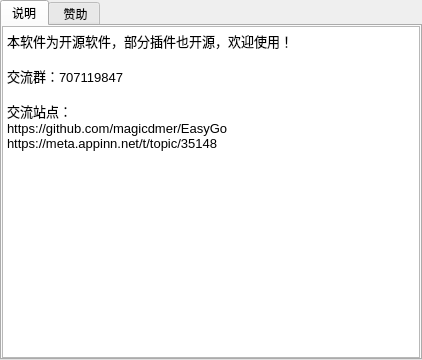
Before: the Qt Designer form AboutDialog.ui in magicdmer/EasyGo, drawn with Qt 5.
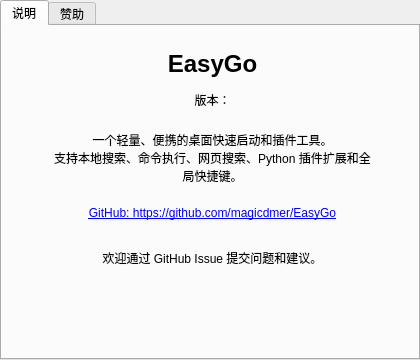
After: the same form once the commit is applied. Icons and pictures are not drawn.

Commit message: feat: 添加对linux系统的支持

```diff
--- a/AboutDialog.ui
+++ b/AboutDialog.ui
@@ -6,31 +6,40 @@
    <rect>
     <x>0</x>
     <y>0</y>
-    <width>422</width>
+    <width>420</width>
     <height>360</height>
    </rect>
   </property>
+  <property name="sizePolicy">
+   <sizepolicy hsizetype="Fixed" vsizetype="Fixed">
+    <horstretch>0</horstretch>
+    <verstretch>0</verstretch>
+   </sizepolicy>
+  </property>
+  <property name="minimumSize">
+   <size>
+    <width>420</width>
+    <height>360</height>
+   </size>
+  </property>
+  <property name="maximumSize">
+   <size>
+    <width>420</width>
+    <height>360</height>
+   </size>
+  </property>
   <property name="windowTitle">
    <string>关于 - 1.9.8</string>
   </property>
-  <layout class="QVBoxLayout" name="verticalLayout">
-   <property name="spacing">
-    <number>0</number>
-   </property>
-   <property name="leftMargin">
-    <number>0</number>
-   </property>
-   <property name="topMargin">
-    <number>0</number>
-   </property>
-   <property name="rightMargin">
-    <number>0</number>
-   </property>
-   <property name="bottomMargin">
-    <number>0</number>
-   </property>
-   <item>
     <widget class="QTabWidget" name="tabWidget">
+   <property name="geometry">
+    <rect>
+     <x>0</x>
+     <y>0</y>
+     <width>420</width>
+     <height>360</height>
+    </rect>
+   </property>
      <property name="currentIndex">
       <number>0</number>
      </property>
@@ -38,119 +47,149 @@
       <attribute name="title">
        <string>说明</string>
       </attribute>
-      <layout class="QVBoxLayout" name="verticalLayout_2">
-       <property name="spacing">
-        <number>0</number>
-       </property>
-       <property name="leftMargin">
-        <number>0</number>
-       </property>
-       <property name="topMargin">
-        <number>0</number>
-       </property>
-       <property name="rightMargin">
-        <number>0</number>
-       </property>
-       <property name="bottomMargin">
-        <number>0</number>
-       </property>
-       <item>
-        <widget class="QPlainTextEdit" name="plainTextEdit">
-         <property name="font">
-          <font>
-           <pointsize>10</pointsize>
-          </font>
-         </property>
-         <property name="readOnly">
-          <bool>true</bool>
-         </property>
-         <property name="plainText">
-          <string>本软件为开源软件，部分插件也开源，欢迎使用！
-
-交流群：707119847
-
-交流站点：
-https://github.com/magicdmer/EasyGo
-https://meta.appinn.net/t/topic/35148
-</string>
-         </property>
-        </widget>
-       </item>
-      </layout>
-     </widget>
-     <widget class="QWidget" name="tab_2">
-      <attribute name="title">
-       <string> 赞助</string>
-      </attribute>
-      <widget class="QLabel" name="label_2">
+    <widget class="QLabel" name="labelTitle">
        <property name="geometry">
         <rect>
-         <x>10</x>
-         <y>50</y>
-         <width>190</width>
-         <height>190</height>
-        </rect>
-       </property>
-       <property name="text">
-        <string/>
-       </property>
-       <property name="pixmap">
-        <pixmap resource="EasyGo.qrc">:/Images/weixin.png</pixmap>
-       </property>
-       <property name="scaledContents">
-        <bool>true</bool>
-       </property>
-      </widget>
-      <widget class="QLabel" name="label">
-       <property name="geometry">
-        <rect>
-         <x>50</x>
-         <y>-40</y>
-         <width>301</width>
-         <height>31</height>
-        </rect>
-       </property>
+       <x>40</x>
+       <y>20</y>
+       <width>341</width>
+       <height>36</height>
+      </rect>
+     </property>
        <property name="font">
         <font>
-         <pointsize>14</pointsize>
+       <pointsize>18</pointsize>
          <bold>true</bold>
         </font>
        </property>
        <property name="text">
-        <string>版本：1.9.2</string>
+      <string>EasyGo</string>
        </property>
        <property name="alignment">
         <set>Qt::AlignCenter</set>
        </property>
       </widget>
-      <widget class="QLabel" name="label_5">
+    <widget class="QLabel" name="labelVersion">
        <property name="geometry">
         <rect>
-         <x>280</x>
-         <y>250</y>
-         <width>71</width>
-         <height>21</height>
-        </rect>
-       </property>
-       <property name="font">
-        <font>
-         <pointsize>14</pointsize>
-        </font>
-       </property>
+       <x>40</x>
+       <y>60</y>
+       <width>341</width>
+       <height>28</height>
+      </rect>
+     </property>
+     <property name="text">
+      <string>版本：</string>
+     </property>
+     <property name="alignment">
+      <set>Qt::AlignCenter</set>
+     </property>
+    </widget>
+    <widget class="QLabel" name="labelDesc">
+     <property name="geometry">
+      <rect>
+       <x>50</x>
+       <y>100</y>
+       <width>321</width>
+       <height>64</height>
+      </rect>
+     </property>
        <property name="text">
-        <string>支付宝</string>
+      <string>一个轻量、便携的桌面快速启动和插件工具。
+支持本地搜索、命令执行、网页搜索、Python 插件扩展和全局快捷键。</string>
        </property>
        <property name="alignment">
         <set>Qt::AlignCenter</set>
        </property>
-      </widget>
-      <widget class="QLabel" name="label_4">
+     <property name="wordWrap">
+      <bool>true</bool>
+     </property>
+    </widget>
+    <widget class="QLabel" name="labelHomepage">
        <property name="geometry">
         <rect>
-         <x>70</x>
-         <y>250</y>
-         <width>71</width>
-         <height>21</height>
+       <x>40</x>
+       <y>172</y>
+       <width>341</width>
+       <height>30</height>
+      </rect>
+     </property>
+     <property name="text">
+      <string>&lt;a href=&quot;https://github.com/magicdmer/EasyGo&quot;&gt;GitHub: https://github.com/magicdmer/EasyGo&lt;/a&gt;</string>
+     </property>
+     <property name="textFormat">
+      <enum>Qt::RichText</enum>
+     </property>
+     <property name="alignment">
+      <set>Qt::AlignCenter</set>
+     </property>
+     <property name="openExternalLinks">
+      <bool>true</bool>
+     </property>
+     <property name="textInteractionFlags">
+      <set>Qt::LinksAccessibleByKeyboard|Qt::LinksAccessibleByMouse</set>
+     </property>
+    </widget>
+    <widget class="QLabel" name="labelIssue">
+     <property name="geometry">
+      <rect>
+       <x>40</x>
+       <y>220</y>
+       <width>341</width>
+       <height>24</height>
+      </rect>
+     </property>
+     <property name="text">
+      <string>欢迎通过 GitHub Issue 提交问题和建议。</string>
+     </property>
+     <property name="alignment">
+      <set>Qt::AlignCenter</set>
+     </property>
+    </widget>
+   </widget>
+   <widget class="QWidget" name="tabSponsor">
+    <attribute name="title">
+     <string>赞助</string>
+    </attribute>
+    <widget class="QLabel" name="labelWeixinQr">
+     <property name="geometry">
+      <rect>
+       <x>12</x>
+       <y>52</y>
+       <width>190</width>
+       <height>190</height>
+      </rect>
+     </property>
+     <property name="pixmap">
+      <pixmap resource="sponsor.qrc">:/Images/weixin.png</pixmap>
+     </property>
+     <property name="scaledContents">
+      <bool>true</bool>
+     </property>
+    </widget>
+    <widget class="QLabel" name="labelAlipayQr">
+     <property name="geometry">
+      <rect>
+       <x>222</x>
+       <y>52</y>
+       <width>190</width>
+       <height>190</height>
+      </rect>
+     </property>
+     <property name="pixmap">
+      <pixmap resource="sponsor.qrc">:/Images/zhifubao.jpg</pixmap>
+     </property>
+     <property name="scaledContents">
+      <bool>true</bool>
+     </property>
+    </widget>
+    <widget class="QLabel" name="labelWeixin">
+     <property name="geometry">
+      <rect>
+       <x>12</x>
+       <y>254</y>
+       <width>190</width>
+       <height>30</height>
         </rect>
        </property>
        <property name="font">
@@ -186,8 +225,6 @@
       </widget>
      </widget>
     </widget>
-   </item>
-  </layout>
  </widget>
  <resources>
   <include location="EasyGo.qrc"/>
```
Left out of the diff: 36 changed lines with no effect on the pictures. Lines whose indentation alone changed are shown as unchanged. The commit also changes 56 other files.
